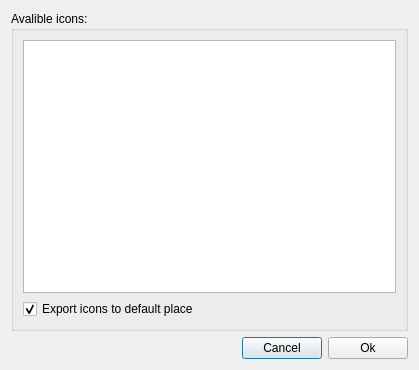
First picture: the form in src/q4wine-gui/uis/IconsView.ui, repository brezerk/q4wine, before the edit.
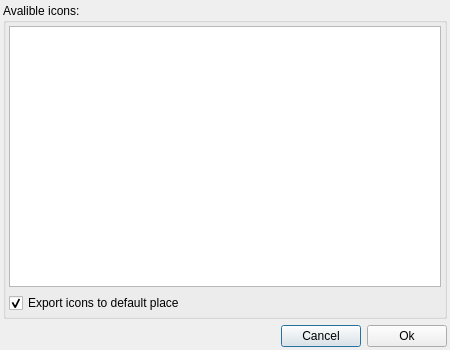
Second picture: the form after the edit. Icons and pictures are not drawn.

The edit to the form file:
```diff
--- a/src/q4wine-gui/uis/IconsView.ui
+++ b/src/q4wine-gui/uis/IconsView.ui
@@ -1,12 +1,12 @@
 <ui version="4.0" >
  <class>IconsView</class>
- <widget class="QDialog" name="IconsView" >
-  <property name="geometry" >
+ <widget class="QDialog" name="IconsView">
+  <property name="geometry">
    <rect>
     <x>0</x>
     <y>0</y>
-    <width>419</width>
-    <height>370</height>
+    <width>450</width>
+    <height>350</height>
    </rect>
   </property>
   <property name="windowTitle" >
@@ -16,13 +16,19 @@
    <iconset resource="q4wine.qrc" >
     <normaloff>:/data/q4wine.png</normaloff>:/data/q4wine.png</iconset>
   </property>
-  <layout class="QVBoxLayout" >
+  <layout class="QVBoxLayout">
+   <property name="margin">
+    <number>3</number>
+   </property>
    <item>
     <widget class="QGroupBox" name="groupBox" >
      <property name="title" >
       <string>Avalible icons:</string>
      </property>
-     <layout class="QVBoxLayout" >
+     <layout class="QVBoxLayout">
+      <property name="margin">
+       <number>3</number>
+      </property>
       <item>
        <widget class="QListWidget" name="lstIcons" >
         <property name="contextMenuPolicy" >
```
Left out of the diff: 59 changed lines with no effect on the pictures.
